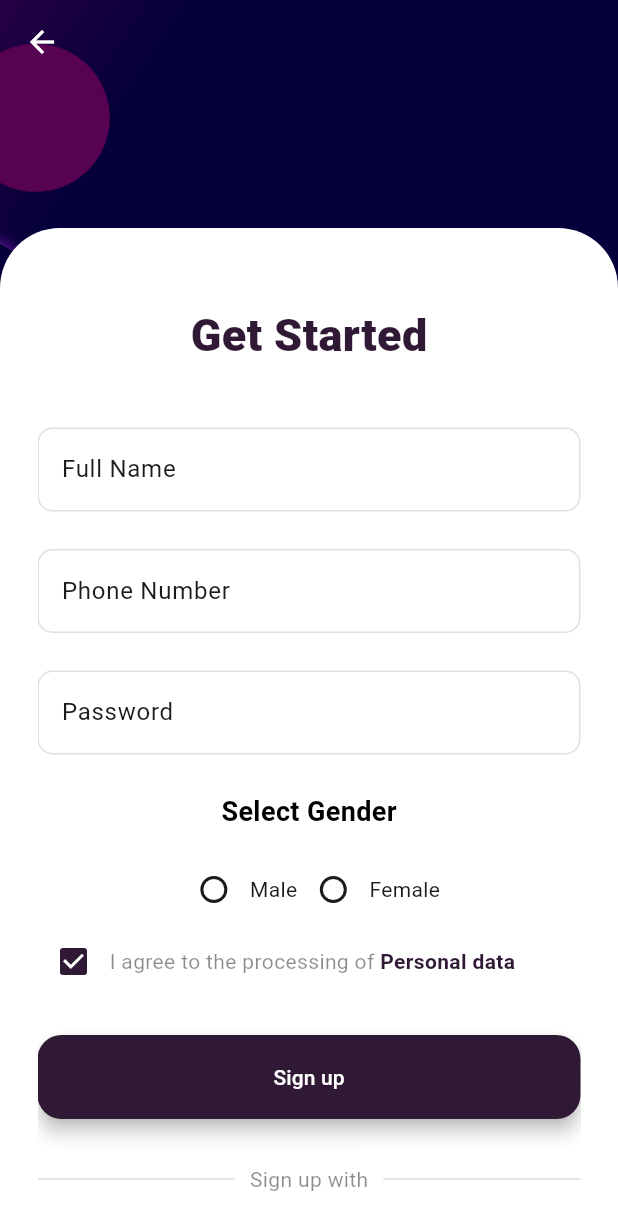
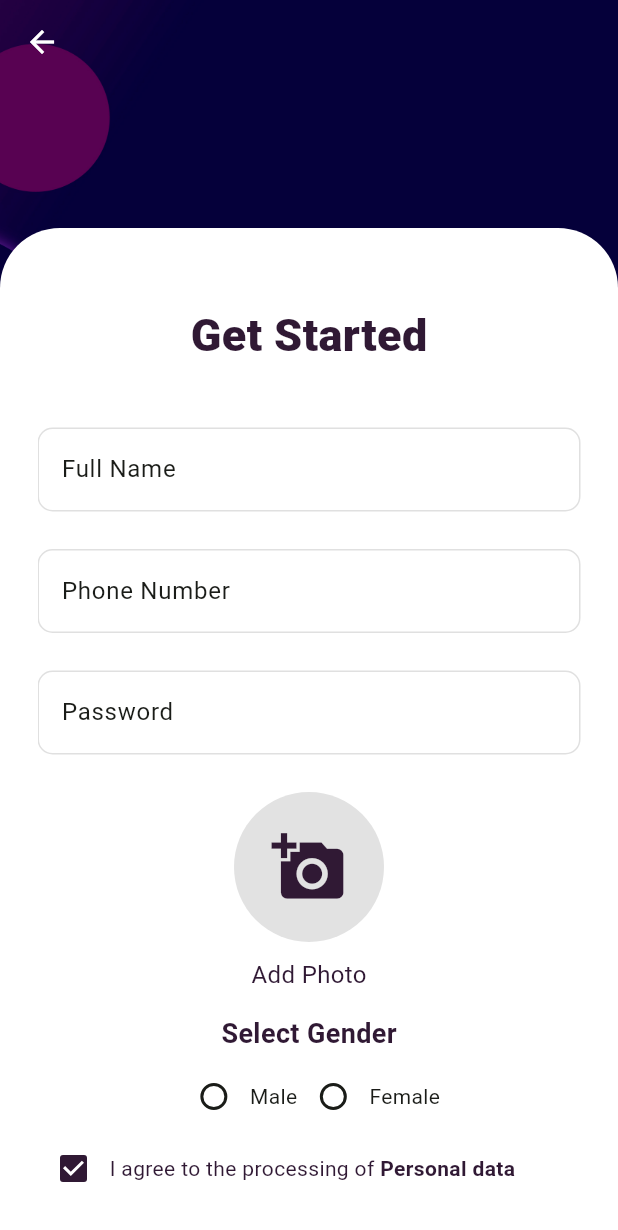
Before and after one commit to ziadmhmd1911/ChatApplication, a Flutter app: the SignUpScreen screen opened directly, on a phone screen of 412 x 824 dp. Shown: the top 1230 px of the screen. Run offline on Flutter 3.47's test engine with Material 3 defaults, Android fonts, the phone set to English and light mode, and no system bars; our stand-ins replace cloud_firestore, firebase_auth, firebase_core, image_picker; accounts and stored records are empty.

Commit message:
chat
photo added in sign

```diff
--- a/lib/main.dart
+++ b/lib/main.dart
@@ -1,8 +1,11 @@
 import 'package:firebase_core/firebase_core.dart';
 import 'package:flutter/material.dart';
 import 'package:flutter_application_1/firebase_options.dart';
+import 'package:flutter_application_1/screen/home_screen.dart';
 import 'package:flutter_application_1/screen/welcomeScreen.dart';
 import 'package:flutter_application_1/theme/theme.dart';
+import 'package:image_picker/image_picker.dart';
+
 void main() async{
   WidgetsFlutterBinding.ensureInitialized();
   await Firebase.initializeApp(
--- a/lib/screen/signin_screen.dart
+++ b/lib/screen/signin_screen.dart
@@ -5,6 +5,7 @@ import 'package:cloud_firestore/cloud_firestore.dart';
 import 'package:crypto/crypto.dart';
 import 'package:flutter/cupertino.dart';
 import 'package:flutter/material.dart';
+import 'package:flutter_application_1/screen/home_screen.dart';
 import 'package:flutter_application_1/theme/theme.dart';
 import 'package:flutter_application_1/widgets/CustomScaffold.dart';
 
@@ -46,7 +47,10 @@ class _SignState extends State<SignInScreen> {
 
           if (hashedPassword == storedPassword) {
             print("User LoggedIn Successfully!");
-
+            Navigator.push(
+              context,
+              MaterialPageRoute(builder: (context) => const HomePage()),
+            );
           } else {
             print("Incorrect password!");
           }
--- a/lib/screen/signup_screen.dart
+++ b/lib/screen/signup_screen.dart
@@ -1,6 +1,6 @@
 import 'dart:convert';
 import 'dart:typed_data';
-
+import 'package:image_picker/image_picker.dart';
 import 'package:cloud_firestore/cloud_firestore.dart';
 import 'package:crypto/crypto.dart';
 import 'package:firebase_auth/firebase_auth.dart';
@@ -95,7 +95,6 @@ class _SignState extends State<SignUpScreen> {
                       ),
                       // full name
                       TextFormField(
-                        controller: fullName,
                         validator: (value) {
                           if (value == null || value.isEmpty) {
                             return 'Please enter Full name';
@@ -125,9 +124,8 @@ class _SignState extends State<SignUpScreen> {
                       const SizedBox(
                         height: 25.0,
                       ),
-                      // Phone number
+                      // email
                       TextFormField(
-                        controller: phone,
                         validator: (value) {
                           if (value == null || value.isEmpty) {
                             return 'Please enter your phone number';
@@ -166,7 +164,6 @@ class _SignState extends State<SignUpScreen> {
                       ),
                       // password
                       TextFormField(
-                        controller: password,
                         obscureText: true,
                         obscuringCharacter: '*',
                         validator: (value) {
@@ -198,17 +195,62 @@ class _SignState extends State<SignUpScreen> {
                       const SizedBox(
                         height: 25.0,
                       ),
+                        // Add place to add a photo
+                        GestureDetector(
+                        onTap: () async {
+                          // Open the device's photo gallery
+                          // ignore: deprecated_member_use
+                          final pickedFile = await ImagePicker().getImage(source: ImageSource.gallery);
+                          // Check if a photo was selected
+                          if (pickedFile != null) {
+                            // You can use the pickedFile.path to access the selected photo's path
+                            // For now, let's just print the path
+                            print('Selected image path: ${pickedFile.path}');
+                          } else {
+                            print('No image selected.');
+                          }
+                        },
+                        child:Column(
+                        crossAxisAlignment: CrossAxisAlignment.center,
+                        children: [
+                          Container(
+                            width: 100,
+                            height: 100,
+                            decoration: BoxDecoration(
+                              color: Colors.grey.withOpacity(0.3),
+                              borderRadius: BorderRadius.circular(50),
+                            ),
+                            child: Icon(
+                              Icons.add_a_photo,
+                              size: 50,
+                              color: Theme.of(context).colorScheme.primary,
+                            ),
+                          ),
+                          const SizedBox(height: 10),
+                          Text(
+                            'Add Photo',
+                            style: TextStyle(
+                              color: Theme.of(context).colorScheme.primary,
+                              fontSize: 16,
+                            ),
+                          ),
+                        ],
+                      ),
+                    ),
+                      const SizedBox(
+                        height: 15.0,
+                      ),
                       // gender selection
-                      const Text(
+                      Text(
                         'Select Gender',
                         style: TextStyle(
                           fontSize: 18.0,
                           fontWeight: FontWeight.bold,
-                          color: Colors.black,
+                          color: Theme.of(context).colorScheme.primary,
                         ),
                       ),
                       const SizedBox(
-                        height: 15.0,
+                        height: 5.0,
                       ),
                       Row(
                         mainAxisAlignment: MainAxisAlignment.center,
@@ -247,10 +289,10 @@ class _SignState extends State<SignUpScreen> {
                             },
                             activeColor: lightColorScheme.primary,
                           ),
-                          const Text(
+                          Text(
                             'I agree to the processing of ',
                             style: TextStyle(
-                              color: Colors.black45,
+                              color: Theme.of(context).colorScheme.primary,
                             ),
                           ),
                           Text(
@@ -270,7 +312,6 @@ class _SignState extends State<SignUpScreen> {
                         width: double.infinity,
                         child: ElevatedButton(
                           onPressed: () {
-                            addUser();
                             if (_formSignupKey.currentState!.validate() &&
                                 agreePersonalData) {
                               ScaffoldMessenger.of(context).showSnackBar(
--- a/pubspec.yaml
+++ b/pubspec.yaml
@@ -30,7 +30,7 @@ environment:
 dependencies:
   flutter:
     sdk: flutter
-
+  image_picker: ^0.8.4+3  # Add this line
 
   # The following adds the Cupertino Icons font to your application.
   # Use with the CupertinoIcons class for iOS style icons.
```
Also changed, not shown: pubspec.lock, 5 other files.
